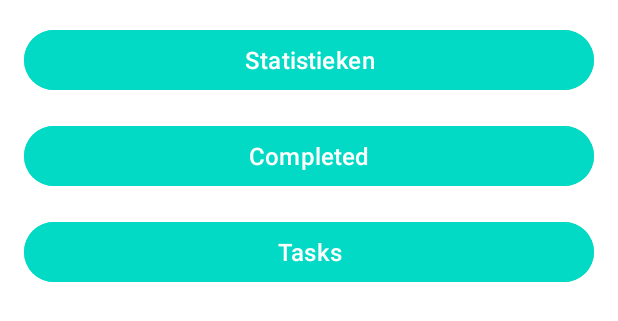
After one commit to nve03g/habit_tracker_RV_NVE, an Android app: the layout menu_dialog.xml on its own in the app's theme, with its tools: preview values and no code run, on a phone screen of 412 x 824 dp. The commit adds this screen. Shown: the top 321 px of the screen. Run offline under Robolectric (Android 15) with nearby library versions, the phone set to English and light mode, and no system bars.

Commit message:
wegdoen en zijkant

```diff
--- a/app/src/main/java/com/example/habit_tracker/DatabaseProvider.kt
+++ b/app/src/main/java/com/example/habit_tracker/DatabaseProvider.kt
@@ -18,6 +18,7 @@ object DatabaseProvider {
                 ).build()
             }
         }
+
         return instance!! // this implies that we know the instance will not be null, so no need to null-check this
     }
 }
--- a/app/src/main/java/com/example/habit_tracker/HabitDao.kt
+++ b/app/src/main/java/com/example/habit_tracker/HabitDao.kt
@@ -26,4 +26,6 @@ interface HabitDao {
     @Query("SELECT * FROM habits WHERE category = :category")
     suspend fun getHabitsByCategory(category: String): List<Habit>
 
+
+
 }
--- /dev/null
+++ b/app/src/main/res/layout/menu_dialog.xml
@@ -0,0 +1,46 @@
+<?xml version="1.0" encoding="utf-8"?>
+<LinearLayout
+    xmlns:android="http://schemas.android.com/apk/res/android"
+    android:layout_width="match_parent"
+    android:layout_height="match_parent"
+    android:orientation="vertical"
+    android:padding="16dp"
+    android:background="@android:color/white">
+
+    <!-- Statistieken knop -->
+    <Button
+        android:id="@+id/statisticsButton"
+        android:layout_width="match_parent"
+        android:layout_height="wrap_content"
+        android:text="Statistieken"
+        android:textSize="16sp"
+        android:layout_marginBottom="16dp"
+        android:backgroundTint="@color/teal_200"
+        android:textColor="@android:color/white"
+        android:elevation="4dp" />
+
+    <!-- Completed knop -->
+    <Button
+        android:id="@+id/completedButton"
+        android:layout_width="match_parent"
+        android:layout_height="wrap_content"
+        android:text="Completed"
+        android:textSize="16sp"
+        android:layout_marginBottom="16dp"
+        android:backgroundTint="@color/teal_200"
+        android:textColor="@android:color/white"
+        android:elevation="4dp" />
+
+    <!-- Tasks knop -->
+    <Button
+        android:id="@+id/tasksButton"
+        android:layout_width="match_parent"
+        android:layout_height="wrap_content"
+        android:text="Tasks"
+        android:textSize="16sp"
+        android:layout_marginBottom="16dp"
+        android:backgroundTint="@color/teal_200"
+        android:textColor="@android:color/white"
+        android:elevation="4dp" />
+
+</LinearLayout>
```
Also changed, not shown: app/src/main/java/com/example/habit_tracker/HabitRecyclerAdapter.kt (+80 -11 lines), app/src/main/java/com/example/habit_tracker/MainActivity.kt (+42 -3 lines).
